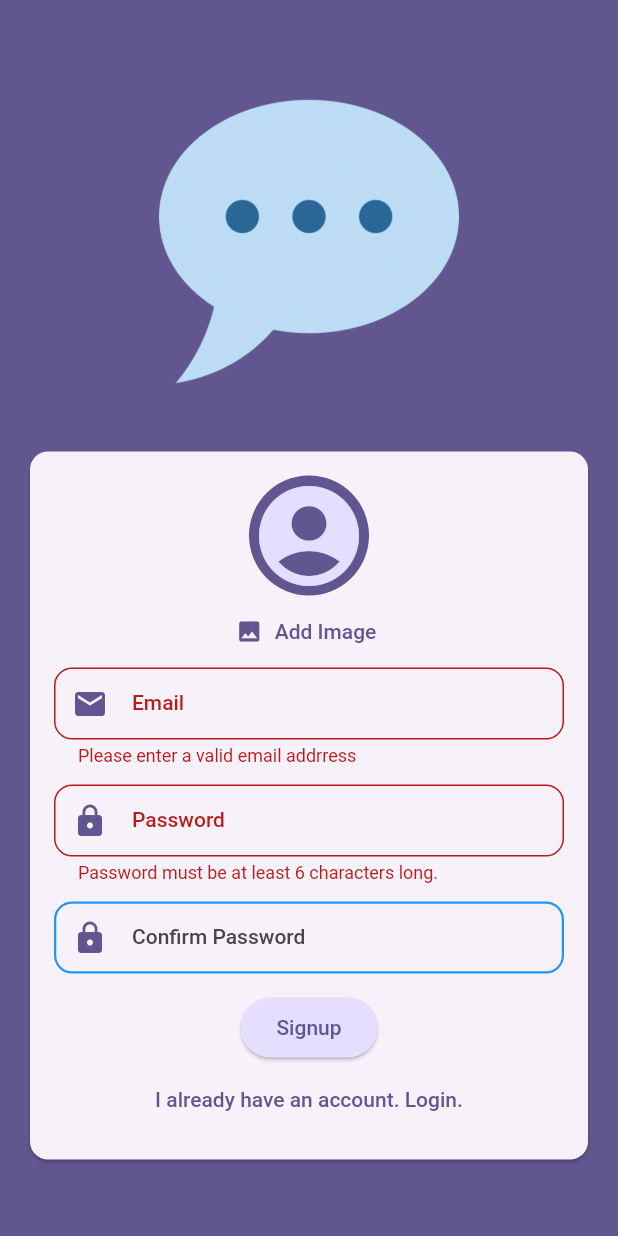
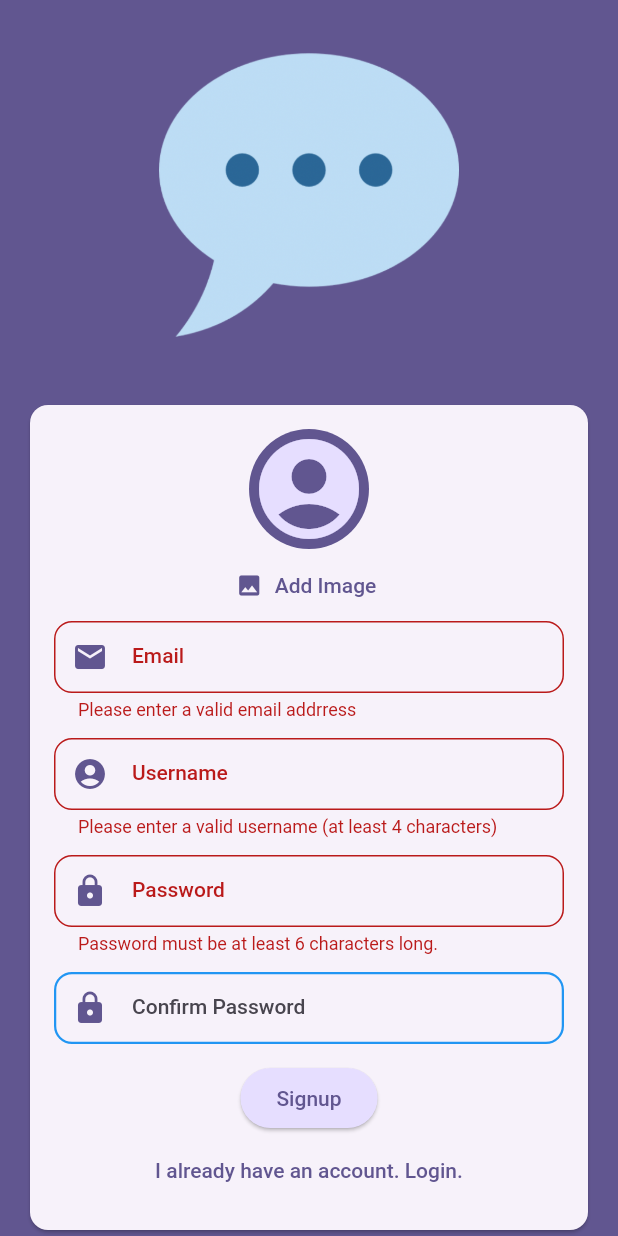
Before and after one commit to Mowgle88/chat_app, a Flutter app: the screen it shows after launch, after a tap on "Login", after a tap on "Create an account", after a tap on "Signup", on a phone screen of 412 x 824 dp. Run offline on Flutter 3.47's test engine with Material 2 defaults, Android fonts, the phone set to English and light mode, and no system bars; our stand-ins replace cloud_firestore, firebase_auth, firebase_core, firebase_storage, image_picker; accounts and stored records are empty.

Commit message:
feat: add storing a username

```diff
--- a/lib/screen/auth.dart
+++ b/lib/screen/auth.dart
@@ -24,6 +24,7 @@ class _AuthScreenState extends State<AuthScreen> {
   bool _isLogin = true;
   String _enteredEmail = '';
   String _enteredPassword = '';
+  String _enteredUsername = '';
   File? _selectedImage;
   bool _isAuthenticating = false;
 
@@ -89,7 +90,7 @@ class _AuthScreenState extends State<AuthScreen> {
             .collection('users')
             .doc(userCredentials.user!.uid)
             .set({
-          'username': 'to be done...',
+          'username': _enteredUsername,
           'email': _enteredEmail,
           'image_url': imageUrl,
         });
@@ -163,6 +164,24 @@ class _AuthScreenState extends State<AuthScreen> {
                             },
                           ),
                           const SizedBox(height: 12),
+                          if (!_isLogin)
+                            TextFormField(
+                              decoration: buildInputDecoration(
+                                  context, Icons.account_circle, "Username"),
+                              enableSuggestions: false,
+                              validator: (value) {
+                                if (value == null ||
+                                    value.isEmpty ||
+                                    value.trim().length < 3) {
+                                  return 'Please enter a valid username (at least 4 characters)';
+                                }
+                                return null;
+                              },
+                              onSaved: (newValue) {
+                                _enteredUsername = newValue!;
+                              },
+                            ),
+                          const SizedBox(height: 12),
                           TextFormField(
                             decoration: buildInputDecoration(
                                 context, Icons.lock, "Password"),
```
